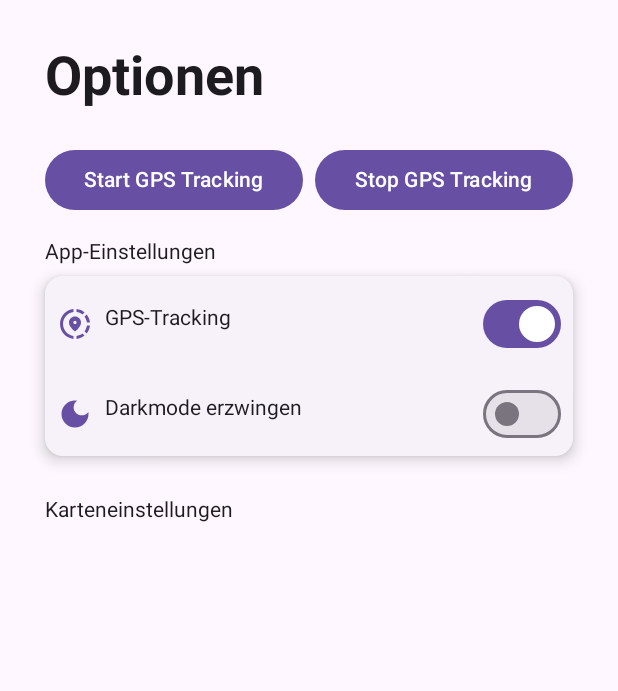
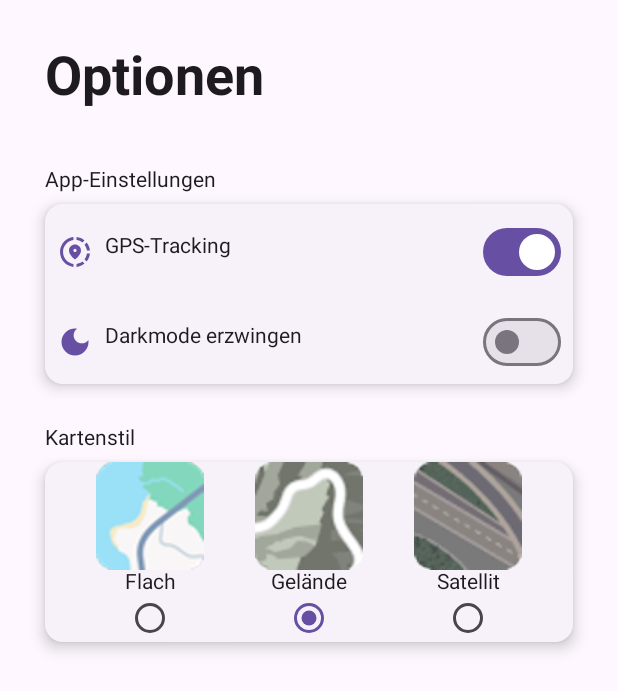
Before and after one commit to MaxOette/TrailBlazer-Frontend, an Android app built with Jetpack Compose: the composable SettingsScreen shown on its own in the app's theme, on a phone screen of 412 x 824 dp. Shown: the top 691 px of the screen. Run offline under Robolectric (Android 15) with nearby library versions, the phone set to English and light mode, and no system bars.

Commit message:
start impl of mapstyle setting

```diff
--- a/app/src/main/java/de/max/trailblazerfrontendv1/screens/SettingsScreen.kt
+++ b/app/src/main/java/de/max/trailblazerfrontendv1/screens/SettingsScreen.kt
@@ -2,6 +2,7 @@ package de.max.trailblazerfrontendv1.screens
 
 import android.content.Context
 import android.content.Intent
+import androidx.compose.foundation.Image
 import androidx.compose.foundation.layout.Arrangement
 import androidx.compose.foundation.layout.Box
 import androidx.compose.foundation.layout.Column
@@ -12,6 +13,7 @@ import androidx.compose.foundation.layout.fillMaxWidth
 import androidx.compose.foundation.layout.height
 import androidx.compose.foundation.layout.padding
 import androidx.compose.material.icons.Icons
+import androidx.compose.material.icons.filled.BrokenImage
 import androidx.compose.material.icons.filled.DarkMode
 import androidx.compose.material.icons.filled.ShareLocation
 import androidx.compose.material3.Button
@@ -19,16 +21,19 @@ import androidx.compose.material3.CardDefaults
 import androidx.compose.material3.ElevatedCard
 import androidx.compose.material3.Icon
 import androidx.compose.material3.MaterialTheme
+import androidx.compose.material3.RadioButton
 import androidx.compose.material3.Switch
 import androidx.compose.material3.Text
 import androidx.compose.runtime.Composable
 import androidx.compose.runtime.collectAsState
 import androidx.compose.runtime.getValue
+import androidx.compose.runtime.mutableIntStateOf
 import androidx.compose.runtime.mutableStateOf
 import androidx.compose.runtime.remember
 import androidx.compose.runtime.setValue
 import androidx.compose.ui.Alignment
 import androidx.compose.ui.Modifier
+import androidx.compose.ui.res.painterResource
 import androidx.compose.ui.text.font.FontWeight
 import androidx.compose.ui.unit.dp
 import androidx.compose.ui.unit.sp
@@ -44,6 +49,7 @@ import java.io.IOException
 import androidx.datastore.preferences.core.booleanPreferencesKey
 import androidx.datastore.preferences.core.edit
 import androidx.datastore.preferences.core.emptyPreferences
+import de.max.trailblazerfrontendv1.R
 import de.max.trailblazerfrontendv1.Util.datastore.DataStoreSingleton
 import kotlinx.coroutines.MainScope
 
@@ -66,11 +72,13 @@ fun SettingsScreen(applicationContext: Context) {
                 fontSize = 36.sp
             )
             Spacer(modifier = Modifier.height(24.dp))
+            /*
             Row(
                 modifier = Modifier
                     .fillMaxWidth(),
                 horizontalArrangement = Arrangement.SpaceBetween
             ) {
+
                 StartTrackingButton(
                     modifier = Modifier
                         .weight(1f)
@@ -83,7 +91,7 @@ fun SettingsScreen(applicationContext: Context) {
                         .padding(start = 4.dp),
                     applicationContext
                 )
-            }
+            } */
 
             Spacer(modifier = Modifier.height(16.dp))
             Text(
@@ -93,13 +101,14 @@ fun SettingsScreen(applicationContext: Context) {
 
             Spacer(modifier = Modifier.height(28.dp))
             Text(
-                text = "Karteneinstellungen",
+                text = "Kartenstil",
             )
-            //AppSettingsCard(applicationContext)
+            MapSettingsCard(applicationContext, dataStore)
         }
     }
 }
 
+/*
 @Composable
 fun StartTrackingButton(modifier: Modifier, applicationContext: Context) {
     Button(
@@ -113,8 +122,9 @@ fun StartTrackingButton(modifier: Modifier, applicationContext: Context) {
     ) {
         Text("Start GPS Tracking")
     }
-}
+} */
 
+/*
 @Composable
 fun StopTrackingButton(modifier: Modifier, applicationContext: Context) {
     Button(
@@ -128,7 +138,7 @@ fun StopTrackingButton(modifier: Modifier, applicationContext: Context) {
     ) {
         Text("Stop GPS Tracking")
     }
-}
+} */
 
 @Composable
 fun AppSettingsCard(applicationContext: Context, dataStore: DataStore<Preferences>) {
@@ -284,3 +294,48 @@ fun DarkModeSwitch(applicationContext: Context, dataStore: DataStore<Preferences
         },
     )
 }
+
+@Composable
+fun MapSettingsCard(applicationContext: Context, dataStore: DataStore<Preferences>) {
+    ElevatedCard(
+        elevation = CardDefaults.cardElevation(
+            defaultElevation = 6.dp
+        ),
+        modifier = Modifier
+            .fillMaxWidth()
+            .height(128.dp)
+            .padding(top = 8.dp),
+    ) {
+        Row(
+            modifier = Modifier.fillMaxWidth(),
+            horizontalArrangement = Arrangement.SpaceEvenly
+        ) {
+
+            var selectedOption = remember { mutableIntStateOf(1) }
+
+            // Erste Spalte
+            Column(verticalArrangement = Arrangement.Center,
+                horizontalAlignment = Alignment.CenterHorizontally) {
+                Image(painter = painterResource(id = R.drawable.kartenstil_flat), contentDescription = "Bild 1")
+                Text(text = "Flach")
+                RadioButton(selected = selectedOption.value == 0, onClick = { selectedOption.intValue = 0 })
+            }
+
+            // Zweite Spalte
+            Column(verticalArrangement = Arrangement.Center,
+                horizontalAlignment = Alignment.CenterHorizontally) {
+                Image(painter = painterResource(id = R.drawable.kartenstil_terrain), contentDescription = "Bild 2")
+                Text(text = "Gelände")
+                RadioButton(selected = selectedOption.value == 1, onClick = { selectedOption.intValue = 1 })
+            }
+
+            // Dritte Spalte
+            Column(verticalArrangement = Arrangement.Center,
+                horizontalAlignment = Alignment.CenterHorizontally) {
+                Image(painter = painterResource(id = R.drawable.kartenstil_sattelite), contentDescription = "Bild 3")
+                Text(text = "Satellit")
+                RadioButton(selected = selectedOption.value == 2, onClick = { selectedOption.intValue = 2 })
+            }
+        }
+    }
+}
```
Also changed, not shown: app/src/main/res/drawable/kartenstil_flat.png (added), app/src/main/res/drawable/kartenstil_sattelite.png (added), app/src/main/res/drawable/kartenstil_terrain.png (added).
